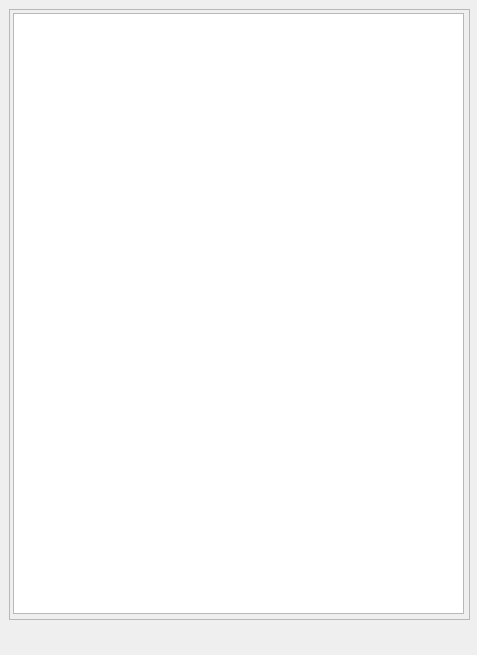
Qt form src/GUIproto/diffviewerwindow.ui (MicranDIIS/script_storage) before a commit.
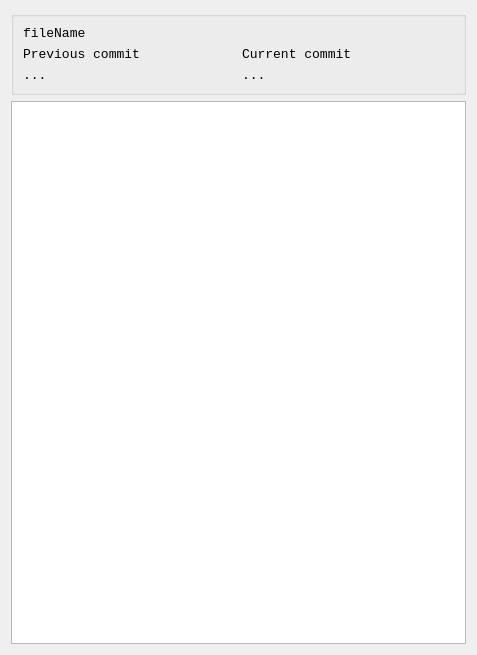
The same form after that commit.

Commit message: created a few structures for diff wiew(testing version). changed diffviewer ui. changed diffhighlighter class. created a method to flatten the structs into the text

The edit to the form file:
```diff
--- a/src/GUIproto/diffviewerwindow.ui
+++ b/src/GUIproto/diffviewerwindow.ui
@@ -10,42 +10,126 @@
     <height>655</height>
    </rect>
   </property>
+  <property name="minimumSize">
+   <size>
+    <width>477</width>
+    <height>655</height>
+   </size>
+  </property>
   <property name="windowTitle">
    <string>Form</string>
   </property>
-  <widget class="QScrollArea" name="scrollArea">
-   <property name="geometry">
-    <rect>
-     <x>9</x>
-     <y>9</y>
-     <width>461</width>
-     <height>611</height>
-    </rect>
-   </property>
-   <property name="widgetResizable">
-    <bool>true</bool>
-   </property>
-   <widget class="QWidget" name="scrollAreaWidgetContents">
-    <property name="geometry">
-     <rect>
-      <x>0</x>
-      <y>0</y>
-      <width>457</width>
-      <height>607</height>
-     </rect>
-    </property>
+  <layout class="QVBoxLayout" name="verticalLayout">
+   <item>
+    <widget class="QGroupBox" name="groupBox">
+     <property name="sizePolicy">
+      <sizepolicy hsizetype="Expanding" vsizetype="Preferred">
+       <horstretch>0</horstretch>
+       <verstretch>0</verstretch>
+      </sizepolicy>
+     </property>
+     <property name="minimumSize">
+      <size>
+       <width>0</width>
+       <height>80</height>
+      </size>
+     </property>
+     <property name="title">
+      <string/>
+     </property>
+     <layout class="QVBoxLayout" name="verticalLayout_2">
+      <item>
+       <layout class="QGridLayout" name="gridLayout">
+        <item row="0" column="0" colspan="2">
+         <widget class="QLabel" name="fileLabel">
+          <property name="font">
+           <font>
+            <family>Courier New</family>
+            <pointsize>10</pointsize>
+           </font>
+          </property>
+          <property name="text">
+           <string>fileName</string>
+          </property>
+          <property name="alignment">
+           <set>Qt::AlignJustify|Qt::AlignVCenter</set>
+          </property>
+         </widget>
+        </item>
+        <item row="1" column="0">
+         <widget class="QLabel" name="previousCommitLabel">
+          <property name="font">
+           <font>
+            <family>Courier New</family>
+            <pointsize>10</pointsize>
+           </font>
+          </property>
+          <property name="text">
+           <string>Previous commit</string>
+          </property>
+         </widget>
+        </item>
+        <item row="1" column="1">
+         <widget class="QLabel" name="currentCommitLabel">
+          <property name="font">
+           <font>
+            <family>Courier New</family>
+            <pointsize>10</pointsize>
+           </font>
+          </property>
+          <property name="layoutDirection">
+           <enum>Qt::RightToLeft</enum>
+          </property>
+          <property name="text">
+           <string>Current commit</string>
+          </property>
+         </widget>
+        </item>
+        <item row="2" column="0">
+         <widget class="QLabel" name="previousCommitMetaLabel">
+          <property name="font">
+           <font>
+            <family>Courier New</family>
+            <pointsize>10</pointsize>
+           </font>
+          </property>
+          <property name="text">
+           <string>...</string>
+          </property>
+         </widget>
+        </item>
+        <item row="2" column="1">
+         <widget class="QLabel" name="currentCommitMetaLabel">
+          <property name="font">
+           <font>
+            <family>Courier New</family>
+            <pointsize>10</pointsize>
+           </font>
+          </property>
+          <property name="layoutDirection">
+           <enum>Qt::RightToLeft</enum>
+          </property>
+          <property name="text">
+           <string>...</string>
+          </property>
+         </widget>
+        </item>
+       </layout>
+      </item>
+     </layout>
+    </widget>
+   </item>
+   <item>
     <widget class="QPlainTextEdit" name="ScriptPlainTextEdit">
-     <property name="geometry">
-      <rect>
-       <x>3</x>
-       <y>3</y>
-       <width>451</width>
-       <height>601</height>
-      </rect>
+     <property name="font">
+      <font>
+       <family>Courier New</family>
+       <pointsize>10</pointsize>
+      </font>
      </property>
     </widget>
-   </widget>
-  </widget>
+   </item>
+  </layout>
  </widget>
  <resources/>
  <connections/>
```
The commit also changes 7 other files.
